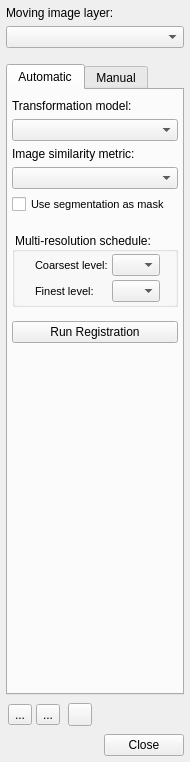
Old version of the form GUI/Qt/Windows/Registration/RegistrationDialog.ui in the repository pyushkevich/itksnap.
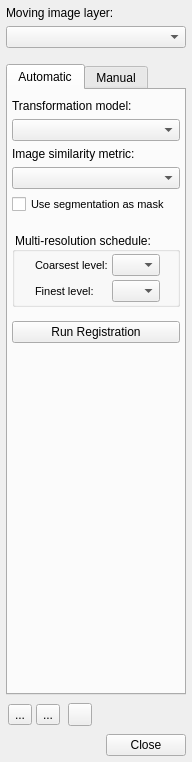
New version of the form. The open tabs and pages were chosen to show the change. Icons and pictures are not drawn. Custom widgets are drawn as their Qt base class.

```diff
--- a/GUI/Qt/Windows/Registration/RegistrationDialog.ui
+++ b/GUI/Qt/Windows/Registration/RegistrationDialog.ui
@@ -6,7 +6,7 @@
    <rect>
     <x>0</x>
     <y>0</y>
-    <width>190</width>
+    <width>192</width>
     <height>762</height>
    </rect>
   </property>
@@ -302,8 +302,8 @@
            <rect>
             <x>0</x>
             <y>0</y>
-            <width>157</width>
-            <height>242</height>
+            <width>161</width>
+            <height>214</height>
            </rect>
           </property>
           <layout class="QVBoxLayout" name="verticalLayout_5">
```
Left out of the diff: 28 changed lines with no effect on the pictures.
